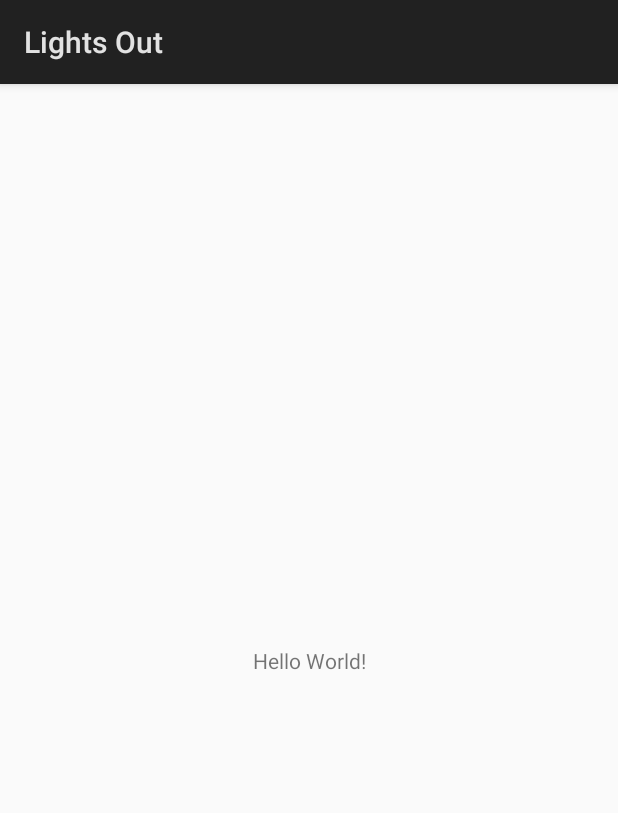
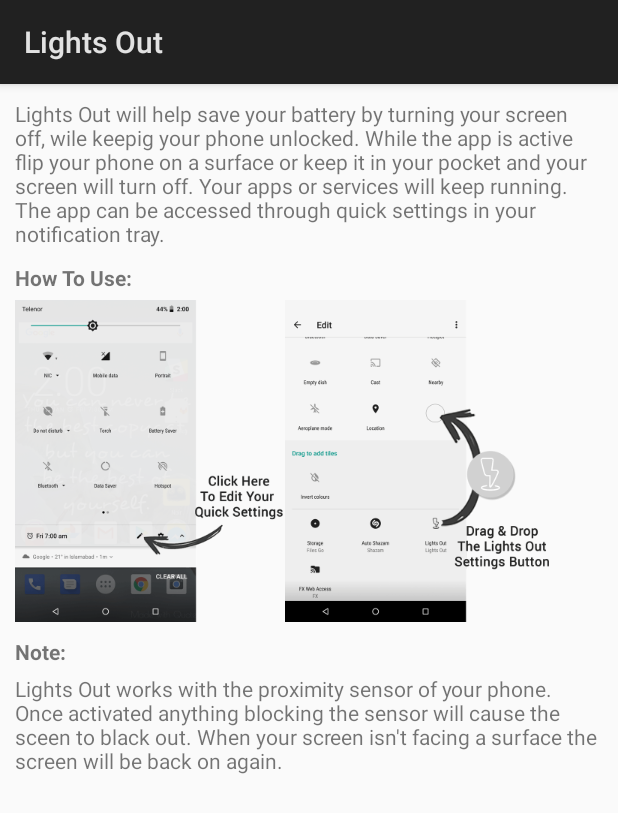
Before and after one commit to rizasif/lightsout, an Android app: the screen it shows after launch (MainActivity), on a phone screen of 412 x 824 dp. Shown: the top 813 px of the screen. Run offline under Robolectric (Android 15) with nearby library versions, the phone set to English and light mode, and no system bars.

Commit message:
Alpha Complete

```diff
--- a/app/src/main/java/lightsout/riz/com/lightsout/MainActivity.java
+++ b/app/src/main/java/lightsout/riz/com/lightsout/MainActivity.java
@@ -9,6 +9,7 @@ import android.os.Bundle;
 import android.os.Debug;
 import android.provider.Settings;
 import android.util.Log;
+import android.widget.Toast;
 
 public class MainActivity extends Activity {
     public static final String TAG = "RizTag: " + MainActivity.class.getSimpleName();
@@ -22,6 +23,8 @@ public class MainActivity extends Activity {
             Log.i(TAG, "Permission Required");
             Intent intent = new Intent(Settings.ACTION_MANAGE_WRITE_SETTINGS, Uri.parse("package:" + getPackageName()));
             startActivityForResult(intent, 200);
+            Toast.makeText(this, getResources().getString(R.string.permission_toast),
+                    Toast.LENGTH_LONG).show();
         }
         else {
             Log.i(TAG, "Permission Available");
--- a/app/src/main/java/lightsout/riz/com/lightsout/MyTileService.java
+++ b/app/src/main/java/lightsout/riz/com/lightsout/MyTileService.java
@@ -59,7 +59,7 @@ public class MyTileService extends TileService {
                     Uri.parse("package:" + getPackageName()));
             startActivity(intent);
             Toast.makeText(this, getResources().getString(R.string.permission_toast),
-                    Toast.LENGTH_LONG);
+                    Toast.LENGTH_LONG).show();
         }else {
             if (!isSecure()) {
                 try {
@@ -94,11 +94,13 @@ public class MyTileService extends TileService {
             Log.d(TAG, "Setting State Active");
             tile.setState(Tile.STATE_ACTIVE);
             tile.updateTile();
+            Toast.makeText(this, getString(R.string.toast_on), Toast.LENGTH_SHORT).show();
         }
         else{
             Log.d(TAG, "Setting State Inactive");
             tile.setState(Tile.STATE_INACTIVE);
             tile.updateTile();
+            Toast.makeText(this, getString(R.string.toast_off), Toast.LENGTH_SHORT).show();
         }
     }
 
--- a/app/src/main/res/layout/activity_main.xml
+++ b/app/src/main/res/layout/activity_main.xml
@@ -1,18 +1,101 @@
 <?xml version="1.0" encoding="utf-8"?>
-<android.support.constraint.ConstraintLayout xmlns:android="http://schemas.android.com/apk/res/android"
+<ScrollView xmlns:android="http://schemas.android.com/apk/res/android"
     xmlns:app="http://schemas.android.com/apk/res-auto"
     xmlns:tools="http://schemas.android.com/tools"
     android:layout_width="match_parent"
     android:layout_height="match_parent"
-    tools:context="lightsout.riz.com.lightsout.MainActivity">
+    tools:context="lightsout.riz.com.lightsout.MainActivity"
+    android:scrollbars="vertical"
+    android:overScrollMode="always">
 
-    <TextView
-        android:layout_width="wrap_content"
-        android:layout_height="wrap_content"
-        android:text="Hello World!"
-        app:layout_constraintBottom_toBottomOf="parent"
-        app:layout_constraintLeft_toLeftOf="parent"
-        app:layout_constraintRight_toRightOf="parent"
-        app:layout_constraintTop_toTopOf="parent" />
+    <!--<include layout="@layout/display_layout"-->
+        <!--android:layout_height="0dp"-->
+        <!--android:layout_width="match_parent"/>-->
 
-</android.support.constraint.ConstraintLayout>
+    <!--<TextView-->
+        <!--android:layout_width="wrap_content"-->
+        <!--android:layout_height="wrap_content"-->
+        <!--android:text="Hello World!" />-->
+
+
+    <!--<ScrollView-->
+        <!--android:layout_width="match_parent"-->
+        <!--android:layout_height="match_parent"-->
+        <!--android:id="@+id/main_scroll"-->
+        <!--android:scrollbars="vertical"-->
+        <!--android:overScrollMode="ifContentScrolls">-->
+
+        <LinearLayout
+            android:layout_width="match_parent"
+            android:layout_height="wrap_content"
+            android:layout_marginTop="10dp"
+            android:layout_marginRight="10dp"
+            android:layout_marginLeft="10dp"
+            android:orientation="vertical"
+            android:focusableInTouchMode="true">
+
+            <TextView
+                android:layout_width="match_parent"
+                android:layout_height="wrap_content"
+                android:text="@string/introduction"
+                android:id="@+id/P1"/>
+
+            <TextView
+                android:layout_width="match_parent"
+                android:layout_height="wrap_content"
+                android:text="@string/heading1"
+                android:layout_marginTop="10dp"
+                android:textStyle="bold"
+                android:id="@+id/P2"/>
+
+            <LinearLayout
+                android:layout_width="wrap_content"
+                android:layout_height="match_parent"
+                android:orientation="horizontal"
+                android:layout_marginTop="5dp"
+                android:id="@+id/P3">
+                <ImageView
+                    android:layout_width="0dp"
+                    android:layout_height="wrap_content"
+                    android:layout_weight="1"
+                    android:src="@drawable/edit_intro"
+                    android:scaleType="fitStart"
+                    android:layout_gravity="center"
+                    android:contentDescription="@string/image_content_description_open"/>
+
+                <ImageView
+                    android:layout_width="0dp"
+                    android:layout_height="wrap_content"
+                    android:layout_weight="1"
+                    android:src="@drawable/drag_intro"
+                    android:scaleType="fitStart"
+                    android:layout_gravity="center"
+                    android:contentDescription="@string/image_content_description_drag"/>
+            </LinearLayout>
+
+            <TextView
+                android:layout_width="match_parent"
+                android:layout_height="wrap_content"
+                android:layout_marginTop="10dp"
+                android:text="@string/note"
+                android:textStyle="bold"
+                android:id="@+id/P4"/>
+
+            <TextView
+                android:layout_width="match_parent"
+                android:layout_height="wrap_content"
+                android:layout_marginTop="5dp"
+                android:text="@string/post_intodiction"
+                android:id="@+id/P5"/>
+
+            <!--<TextView-->
+                <!--android:layout_width="match_parent"-->
+                <!--android:layout_height="wrap_content"-->
+                <!--android:layout_marginTop="5dp"-->
+                <!--android:text="@string/dump"-->
+                <!--android:id="@+id/P6"/>-->
+
+        </LinearLayout>
+    <!--</ScrollView>-->
+
+</ScrollView>
--- a/app/src/main/res/values/strings.xml
+++ b/app/src/main/res/values/strings.xml
@@ -1,12 +1,56 @@
 <resources>
     <string name="app_name">Lights Out</string>
 
-    <string name="on_add_message">Now you can click on the tray icon to enable power saving.
-        Your screen will turn off while your phone is facing a surface, like flipped on a table or inside your pocket.
-    Whenever you see your screen it will be back on. Cheers!</string>
+    <string name="on_add_message">
+        Now you can click on the tray icon to enable power saving.
+        Your screen will turn off while your phone is facing a surface, like flipped on a table or
+        inside your pocket.
+        Whenever you see your screen it will be back on. Cheers!
+    </string>
 
-    <string name="on_click_message">To save battery, the screen will turn off while your phone is facing a surface, like flipped on a table or inside your pocket.
-    When you see your screen again it will turn back on. Cheers!</string>
+    <string name="on_click_message">
+        To save battery, the screen will turn off while your phone is
+        facing a surface, like flipped on a table or inside your pocket.
+        When you see your screen again it will turn back on. Cheers!
+    </string>
 
     <string name="permission_toast">We can\'t do it without your permission</string>
+
+    <string name="introduction">
+        Lights Out will help save your battery by turning your screen off, wile keepig your
+        phone unlocked. While the app is active flip your phone on a surface or keep it in your
+        pocket and your screen will turn off. Your apps or services will keep running.
+        \nThe app can be accessed through quick settings in your notification tray.
+    </string>
+
+    <string name="heading1">How To Use:</string>
+
+    <string name="note">Note: </string>
+
+    <string name="post_intodiction">
+        Lights Out works with the proximity sensor of your phone.
+        Once activated anything blocking the sensor will cause the sceen to black out.
+        When your screen isn\'t facing a surface the screen will be back on again.
+    </string>
+
+    <string name="dump">
+        .................................................................
+        .................................................................
+        .................................................................
+        .................................................................
+        .................................................................
+        .................................................................
+    </string>
+
+    <string name="image_content_description_drag">
+        How to drag your quick settings.
+    </string>
+
+    <string name="image_content_description_open">
+        How to edit your quick settings.
+    </string>
+
+    <string name="toast_on">Activated</string>
+    <string name="toast_off">Deactivated</string>
+
 </resources>
```
Also changed, not shown: app/src/main/res/layout/display_layout.xml (added, +63 -0 lines), app/src/main/res/values/colors.xml (+4 -3 lines), app/src/main/res/drawable-hdpi/drag_intro.9.png (added), app/src/main/res/drawable-hdpi/edit_intro.9.png (added), app/src/main/res/drawable-mdpi/drag_intro.9.png (added), app/src/main/res/drawable-mdpi/edit_intro.9.png (added), app/src/main/res/drawable-xhdpi/drag_intro.9.png (added), app/src/main/res/drawable-xhdpi/edit_intro.9.png (added), app/src/main/res/drawable-xhdpi/quick_screen.9.png (added), app/src/main/res/drawable-xxhdpi/drag_intro.9.png (added), app/src/main/res/drawable-xxhdpi/edit_intro.9.png (added), app/src/main/res/drawable-xxxhdpi/drag_intro.9.png (added), app/src/main/res/drawable-xxxhdpi/edit_intro.9.png (added), 1 other file.
